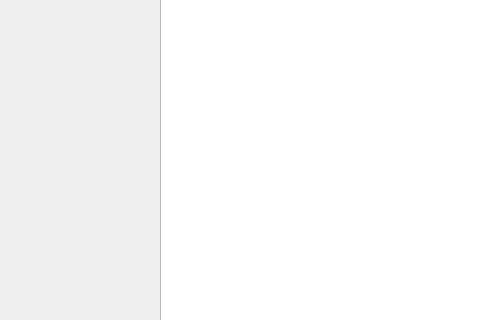
Above: mainwindow.ui from HugH-CRT/Echecs before the change; both pictures show x 0 to 480 and y 158 to 478 of the 980 by 775 pixel window. Below: the same form after it.
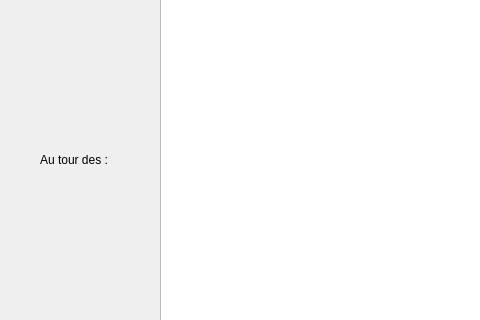
That is the form after the change. Icons and pictures are not drawn.

Commit message: UI Icon Size

What changed in the file:
```diff
--- a/mainwindow.ui
+++ b/mainwindow.ui
@@ -122,6 +122,32 @@
      <string>NOIR</string>
     </property>
    </widget>
+   <widget class="QLabel" name="TourLabel">
+    <property name="geometry">
+     <rect>
+      <x>30</x>
+      <y>330</y>
+      <width>91</width>
+      <height>101</height>
+     </rect>
+    </property>
+    <property name="text">
+     <string/>
+    </property>
+   </widget>
+   <widget class="QLabel" name="TourTexte">
+    <property name="geometry">
+     <rect>
+      <x>40</x>
+      <y>310</y>
+      <width>81</width>
+      <height>16</height>
+     </rect>
+    </property>
+    <property name="text">
+     <string>Au tour des :</string>
+    </property>
+   </widget>
   </widget>
  </widget>
  <resources/>
```
Left out of the diff: 10 changed lines with no effect on the pictures. The commit also changes 2 other files.
